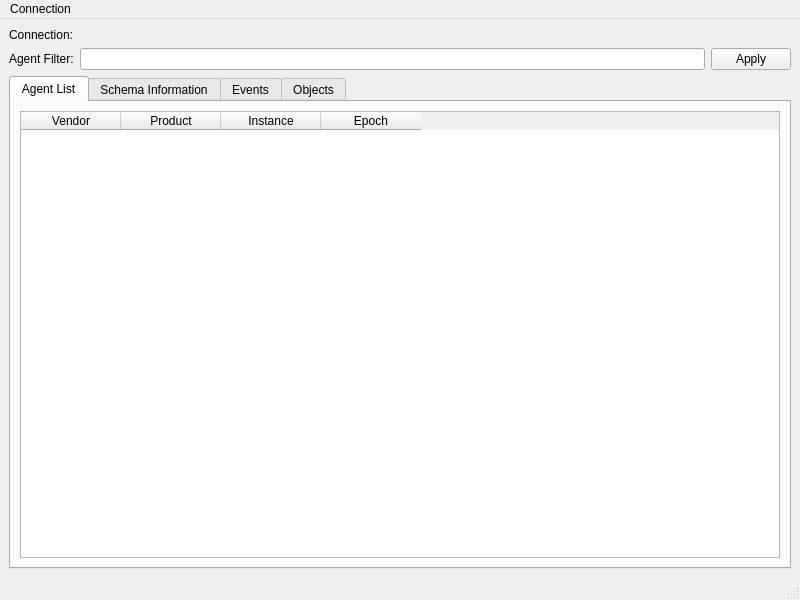
Qt form src/explorer_main.ui (ted-ross/qmf-explorer) before a commit.
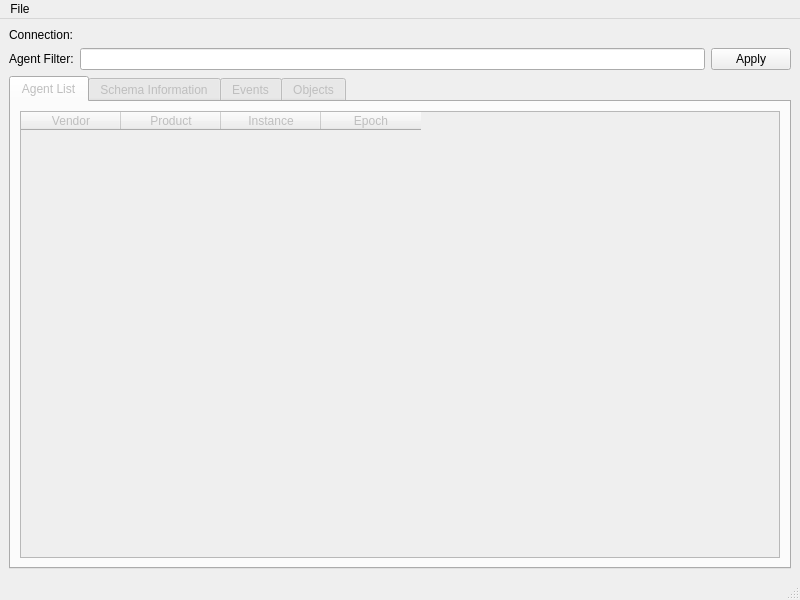
The same form after that commit.

Commit message: Added linkages to enable/disable menus and panels based on connection status.

```diff
--- a/src/explorer_main.ui
+++ b/src/explorer_main.ui
@@ -68,6 +68,9 @@
     </item>
     <item row="2" column="0">
      <widget class="QTabWidget" name="tabWidget">
+      <property name="enabled">
+       <bool>false</bool>
+      </property>
       <property name="currentIndex">
        <number>0</number>
       </property>
@@ -166,9 +169,9 @@
      <height>23</height>
     </rect>
    </property>
-   <widget class="QMenu" name="menuConnection">
+   <widget class="QMenu" name="menuFile">
     <property name="title">
-     <string>Connection</string>
+     <string>File</string>
     </property>
     <addaction name="actionOpen_Localhost"/>
     <addaction name="actionOpen"/>
@@ -176,7 +179,7 @@
     <addaction name="separator"/>
     <addaction name="actionExit"/>
    </widget>
-   <addaction name="menuConnection"/>
+   <addaction name="menuFile"/>
   </widget>
   <widget class="QStatusBar" name="statusbar"/>
   <action name="actionOpen_Localhost">
```
Left out of the diff: 3 changed lines with no effect on the pictures. The commit also changes 3 other files.
